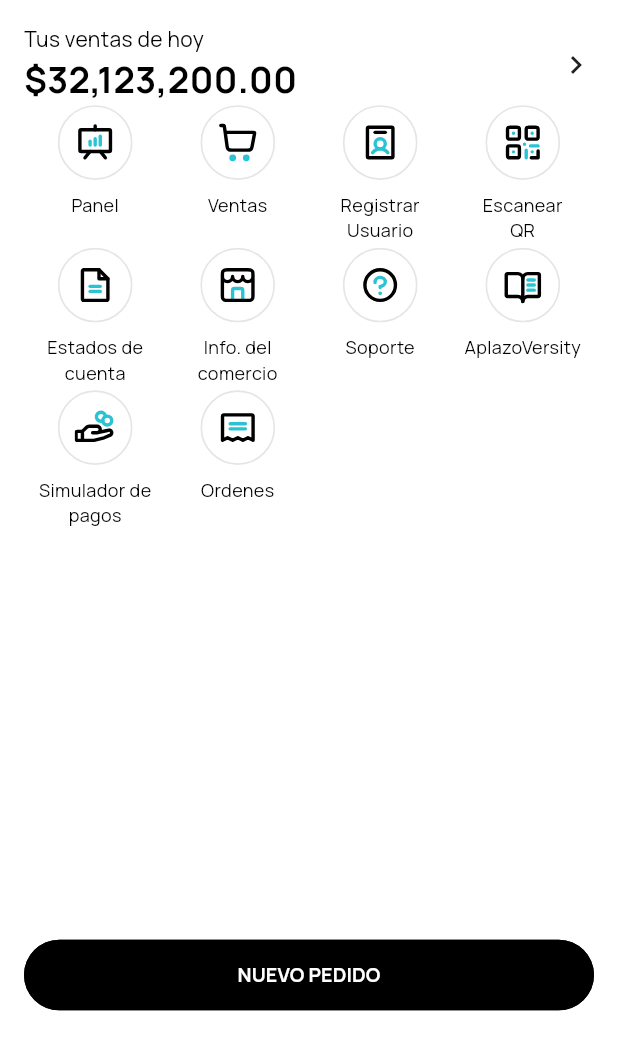
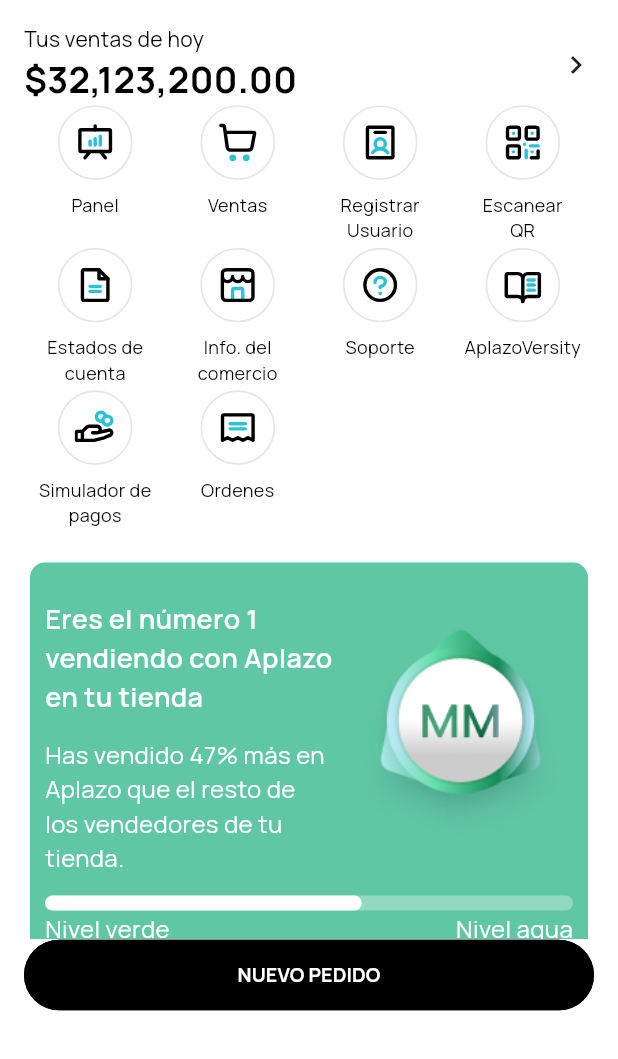
Before and after one commit to jonatanmunguia/flutter_posui_pocket, a Flutter app: the screen it shows after launch, on a phone screen of 412 x 824 dp, the part 177-1236 px from its top. Run offline on Flutter 3.47's test engine with Material 3 defaults, Android fonts, the phone set to English and light mode, and no system bars; our stand-ins replace bloc, dio, equatable, flutter_bloc, flutter_svg, lottie and 2 more; missing offline and left inert: masked_text.

Commit message:
Aplazo agent card widget added.

```diff
--- a/lib/features/main_dashboard/presentation/main_dashboard_screen.dart
+++ b/lib/features/main_dashboard/presentation/main_dashboard_screen.dart
@@ -4,6 +4,7 @@
 import 'package:flutter_posui_pocket/features/ventas/presentation/ventas_screen.dart';
 import 'package:flutter_posui_pocket/ui/components/buttons/aplazo_button.dart';
 import 'package:flutter_posui_pocket/ui/components/texts/aplazo_text.dart';
+import 'package:flutter_posui_pocket/ui/components/cards/aplazo_agent_progress_card.dart';
 import 'package:flutter_svg/svg.dart';
 
 import '../models/shortcuts.dart';
@@ -21,37 +22,37 @@
 
 class _MainDashboardScreenState extends State<MainDashboardScreen> {
   final shortcuts = [
-    Shortcut(
+    const Shortcut(
         name: 'Panel', asset: 'assets/images/ic_panel.svg', moveTo: 'panel'),
-    Shortcut(
+    const Shortcut(
         name: 'Ventas', asset: 'assets/images/ic_ventas.svg', moveTo: 'ventas'),
-    Shortcut(
+    const Shortcut(
         name: 'Registrar\nUsuario',
         asset: 'assets/images/ic_registro.svg',
         moveTo: 'registro'),
-    Shortcut(
+    const Shortcut(
         name: 'Escanear\nQR', asset: 'assets/images/ic_qr.svg', moveTo: 'qr'),
-    Shortcut(
+    const Shortcut(
         name: 'Estados de\ncuenta',
         asset: 'assets/images/ic_edo_cuenta.svg',
         moveTo: 'estados_cuenta'),
-    Shortcut(
+    const Shortcut(
         name: 'Info. del\ncomercio',
         asset: 'assets/images/ic_info_comercio.svg',
         moveTo: 'edo'),
-    Shortcut(
+    const Shortcut(
         name: 'Soporte',
         asset: 'assets/images/ic_soporte.svg',
         moveTo: 'soporte'),
-    Shortcut(
+    const Shortcut(
         name: 'AplazoVersity',
         asset: 'assets/images/ic_aplazoversity.svg',
         moveTo: 'aplazoversity'),
-    Shortcut(
+    const Shortcut(
         name: 'Simulador de pagos',
         asset: 'assets/images/ic_simulador_pagos.svg',
         moveTo: 'simulador'),
-    Shortcut(
+    const Shortcut(
         name: 'Ordenes',
         asset: 'assets/images/ic_orders.svg',
         moveTo: 'ordenes')
@@ -63,6 +64,7 @@
       body: Column(
         children: [
           Expanded(
+          child: SingleChildScrollView(
             child: Column(
               children: [
                 const SizedBox(
@@ -128,8 +130,10 @@
                           rowShortcut(shortcuts[index], (shortcut) {
                             handleShortcut(shortcut, context);
                           })),
-              )
+                ),
+                const AplazoAgentProgressCard(),
               ],
+            ),
           )),
           AplazoButton(
               buttonProps: ButtonProps(
--- /dev/null
+++ b/lib/ui/components/cards/aplazo_agent_progress_card.dart
@@ -0,0 +1,80 @@
+import 'package:flutter/material.dart';
+import 'package:flutter_posui_pocket/ui/components/texts/aplazo_text.dart';
+
+class AplazoAgentProgressCard extends StatelessWidget {
+  const AplazoAgentProgressCard({super.key});
+
+  @override
+  Widget build(BuildContext context) {
+    return SingleChildScrollView(
+      child: Container(
+        margin: const EdgeInsets.all(20.0),
+        padding: const EdgeInsets.all(10.0),
+        decoration: BoxDecoration(
+          color: const Color(0xFF5FC7A4),
+          borderRadius: BorderRadius.circular(10.0),
+        ),
+        child: Column(
+          crossAxisAlignment: CrossAxisAlignment.start,
+          children: [
+            const SizedBox(
+              height: 14,
+            ),
+            Row(
+              mainAxisAlignment: MainAxisAlignment.start,
+              crossAxisAlignment: CrossAxisAlignment.center,
+              children: [
+                Expanded(
+                  child: Column(
+                    children: [
+                      AplazoText(
+                          textProps: TextProps(
+                              multiAligment: TextAlign.left,
+                              text: 'Eres el número 1 vendiendo con Aplazo en tu tienda',
+                              type: TextType.headlineSize18Weight600White)),
+                      const SizedBox(
+                        height: 14,
+                      ),
+                      AplazoText(
+                          textProps: TextProps(
+                              multiAligment: TextAlign.left,
+                              text: 'Has vendido 47% más en Aplazo que el resto de los vendedores de tu tienda.',
+                              type: TextType.headlineSize16Weight400White)),
+                    ],
+                  ),
+                ),
+                const SizedBox(width: 10.0),
+                // Agrega un espacio entre el texto y la imagen
+                Image.asset(
+                  'assets/images/badge1.png',
+                  // Reemplaza con la ruta de tu imagen
+                  width: 150.0,
+                  height: 150.0,
+                  fit: BoxFit.contain,
+                ),
+              ],
+            ),
+            const SizedBox(height: 14.0),
+            LinearProgressIndicator(
+              backgroundColor: const Color.fromRGBO(255, 255, 255, 0.32),
+              minHeight: 10,
+              value: 0.6,
+              borderRadius: BorderRadius.circular(10.0),
+              valueColor: const AlwaysStoppedAnimation<Color>(Colors.white),
+            ),
+            Row(mainAxisAlignment: MainAxisAlignment.spaceBetween, children: [
+              AplazoText(
+                  textProps: TextProps(
+                      text: 'Nivel verde',
+                      type: TextType.headlineSize16Weight400White)),
+              AplazoText(
+                  textProps: TextProps(
+                      text: 'Nivel aqua',
+                      type: TextType.headlineSize16Weight400White)),
+            ])
+          ],
+        ),
+      ),
+    );
+  }
+}
--- a/lib/ui/components/texts/aplazo_text.dart
+++ b/lib/ui/components/texts/aplazo_text.dart
@@ -138,6 +138,8 @@
       AppTheme.size12, AppTheme.bulletDisable, FontWeight.w500),
   headlineSize12Weight400Red(AppTheme.size12,
       AppTheme.orderAdvertisementPaymentError, FontWeight.w400),
+  headlineSize18Weight600White(
+      AppTheme.size18, AppTheme.secondaryColor, FontWeight.w600),
   headlineSize16Weight400White(
       AppTheme.size16, AppTheme.secondaryColor, FontWeight.w400),
   headlineSize16Weight400DarkSecondary(
```
Also changed, not shown: assets/images/badge1.png (added). Lines whose indentation alone changed are shown as unchanged.
